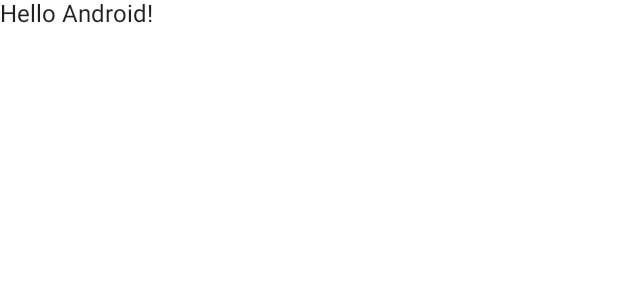
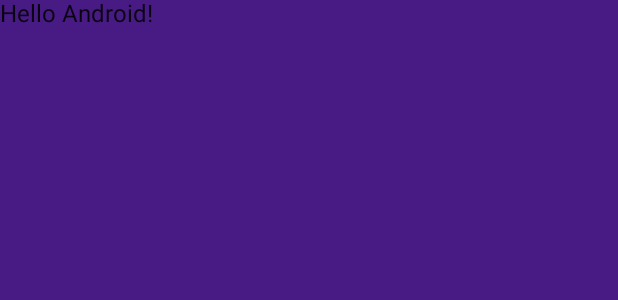
Before and after one commit to gkpiccoli/kotlin_business_card, an Android app built with Jetpack Compose: the @Preview function DefaultPreview, on a phone screen of 412 x 824 dp. Shown: the top 300 px of the screen. Run offline under Robolectric (Android 15) with nearby library versions, the phone set to English and light mode, and no system bars.

```diff
--- a/app/src/main/java/com/example/businesscard/MainActivity.kt
+++ b/app/src/main/java/com/example/businesscard/MainActivity.kt
@@ -9,6 +9,7 @@ import androidx.compose.material.Surface
 import androidx.compose.material.Text
 import androidx.compose.runtime.Composable
 import androidx.compose.ui.Modifier
+import androidx.compose.ui.tooling.preview.Devices
 import androidx.compose.ui.tooling.preview.Preview
 import com.example.businesscard.ui.theme.BusinessCardTheme
 
@@ -34,7 +35,11 @@ fun Greeting(name: String) {
     Text(text = "Hello $name!")
 }
 
-@Preview(showBackground = true)
+@Preview(showBackground = true,
+    name = "My preview",
+    backgroundColor = 0x94481a83,
+    device = Devices.NEXUS_6P
+)
 @Composable
 fun DefaultPreview() {
     BusinessCardTheme {
```
